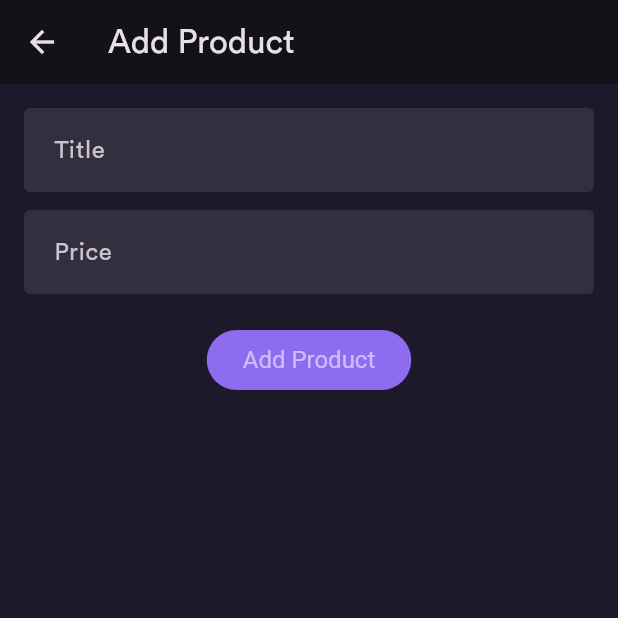
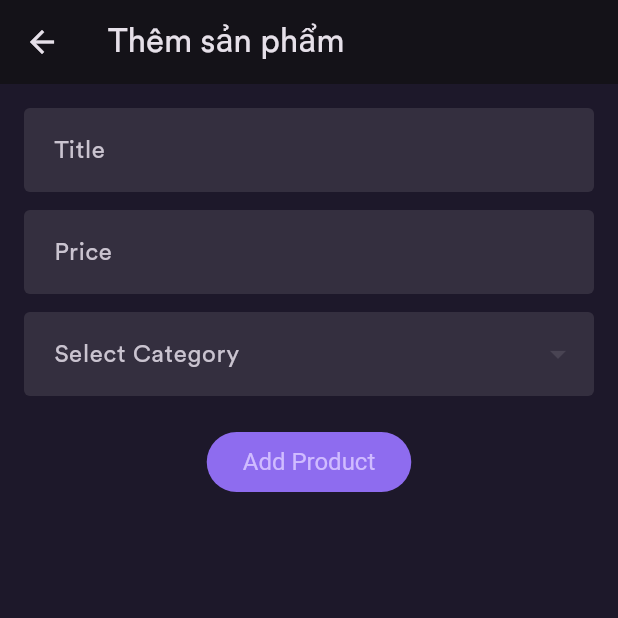
Before and after one commit to DangKhanh2808/ecommerce, a Flutter app: the SettingsPage screen opened directly, after a tap on "Add Product", on a phone screen of 412 x 824 dp, the top half of it. Run offline on Flutter 3.47's test engine with Material 3 defaults, Android fonts, the phone set to English and light mode, and no system bars; our stand-ins replace cloud_firestore, dartz, firebase_auth, firebase_core, flutter_bloc, flutter_svg and 2 more; accounts and stored records are empty.

Commit message:
category_tile

```diff
--- /dev/null
+++ b/lib/core/error/failure.dart
@@ -0,0 +1,8 @@
+abstract class Failure {
+  final String message;
+  Failure(this.message);
+}
+
+class FirestoreFailure extends Failure {
+  FirestoreFailure(super.message);
+}
--- a/lib/data/category/repository/category.dart
+++ b/lib/data/category/repository/category.dart
@@ -1,12 +1,14 @@
 import 'package:dartz/dartz.dart';
+import 'package:ecommerce/core/error/failure.dart';
 import 'package:ecommerce/data/category/models/category.dart';
 import 'package:ecommerce/data/category/sources/category_firebase_service.dart';
+import 'package:ecommerce/domain/category/entity/category.dart';
 import 'package:ecommerce/domain/category/repository/category.dart';
 import 'package:ecommerce/service_locator.dart';
 
 class CategoryRepositoryImpl extends CategoryRepository {
   @override
-  Future<Either> getCategories() async {
+  Future<Either<Failure, List<CategoryEntity>>> getCategories() async {
     var category = await sl<CategoryFirebaseService>().getCategories();
     return category.fold(
       (error) {
--- a/lib/domain/category/repository/category.dart
+++ b/lib/domain/category/repository/category.dart
@@ -1,5 +1,7 @@
 import 'package:dartz/dartz.dart';
+import 'package:ecommerce/core/error/failure.dart';
+import 'package:ecommerce/domain/category/entity/category.dart';
 
 abstract class CategoryRepository {
-  Future<Either> getCategories();
+  Future<Either<Failure, List<CategoryEntity>>> getCategories();
 }
--- /dev/null
+++ b/lib/presentation/product/bloc/category/category_cubit.dart
@@ -0,0 +1,20 @@
+import 'package:ecommerce/domain/category/repository/category.dart';
+import 'package:ecommerce/presentation/product/bloc/category/category_state.dart';
+import 'package:flutter_bloc/flutter_bloc.dart';
+
+class CategoryCubit extends Cubit<CategoryState> {
+  final CategoryRepository repository;
+
+  CategoryCubit(this.repository) : super(CategoryLoading());
+
+  Future<void> fetchCategories() async {
+    emit(CategoryLoading());
+
+    final result = await repository.getCategories();
+
+    result.fold(
+      (failure) => emit(CategoryError(failure.message)),
+      (categories) => emit(CategoryLoaded(categories)),
+    );
+  }
+}
--- /dev/null
+++ b/lib/presentation/product/bloc/category/category_state.dart
@@ -0,0 +1,15 @@
+import 'package:ecommerce/domain/category/entity/category.dart';
+
+abstract class CategoryState {}
+
+class CategoryLoading extends CategoryState {}
+
+class CategoryLoaded extends CategoryState {
+  final List<CategoryEntity> categories;
+  CategoryLoaded(this.categories);
+}
+
+class CategoryError extends CategoryState {
+  final String message;
+  CategoryError(this.message);
+}
--- a/lib/presentation/product/page/product_add_page.dart
+++ b/lib/presentation/product/page/product_add_page.dart
@@ -1,32 +1,44 @@
+import 'package:ecommerce/domain/category/repository/category.dart';
+import 'package:ecommerce/domain/product/repository/product.dart';
 import 'package:ecommerce/presentation/product/bloc/product_add_cubit.dart';
+import 'package:ecommerce/presentation/product/bloc/product_add_state.dart';
 import 'package:ecommerce/presentation/product/widget/product_add_form.dart';
+import 'package:ecommerce/presentation/product/bloc/category/category_cubit.dart';
 import 'package:flutter/material.dart';
 import 'package:flutter_bloc/flutter_bloc.dart';
-import 'package:ecommerce/presentation/product/bloc/product_add_state.dart';
+import 'package:get_it/get_it.dart';
 
 class ProductAddPage extends StatelessWidget {
   const ProductAddPage({super.key});
 
   @override
   Widget build(BuildContext context) {
-    return Scaffold(
-      appBar: AppBar(title: const Text("Add Product")),
+    final productRepository = GetIt.I<ProductRepository>();
+    final categoryRepository = GetIt.I<CategoryRepository>();
+
+    return MultiBlocProvider(
+      providers: [
+        BlocProvider(
+          create: (_) => ProductAddCubit(productRepository),
+        ),
+        BlocProvider(
+          create: (_) => CategoryCubit(categoryRepository)..fetchCategories(),
+        ),
+      ],
+      child: Scaffold(
+        appBar: AppBar(title: const Text("Thêm sản phẩm")),
         body: BlocListener<ProductAddCubit, ProductAddState>(
           listener: (context, state) {
             if (state is ProductAddSuccess) {
               ScaffoldMessenger.of(context).showSnackBar(
-              const SnackBar(content: Text("Product added successfully!")),
-            );
-          } else if (state is ProductAddFailure) {
-            ScaffoldMessenger.of(context).showSnackBar(
-              SnackBar(
-                  content: Text("Failed to add product: ${state.message}")),
+                const SnackBar(content: Text("Thêm sản phẩm thành công!")),
               );
             }
           },
-        child: Padding(
-          padding: const EdgeInsets.all(16),
+          child: const Padding(
+            padding: EdgeInsets.all(16),
             child: ProductAddForm(),
+          ),
         ),
       ),
     );
--- /dev/null
+++ b/lib/presentation/product/widget/category_dropdown_tile.dart
@@ -0,0 +1,49 @@
+import 'package:ecommerce/presentation/product/bloc/category/category_cubit.dart';
+import 'package:ecommerce/presentation/product/bloc/category/category_state.dart';
+import 'package:flutter/material.dart';
+import 'package:flutter_bloc/flutter_bloc.dart';
+import 'package:ecommerce/domain/category/entity/category.dart';
+
+class CategoryDropdownTile extends StatelessWidget {
+  final String? selectedCategoryId;
+  final ValueChanged<String?> onChanged;
+
+  const CategoryDropdownTile({
+    super.key,
+    required this.selectedCategoryId,
+    required this.onChanged,
+  });
+
+  @override
+  Widget build(BuildContext context) {
+    return BlocBuilder<CategoryCubit, CategoryState>(
+      builder: (context, state) {
+        if (state is CategoryLoading) {
+          return const Center(child: CircularProgressIndicator());
+        } else if (state is CategoryLoaded) {
+          return DropdownButtonFormField<String>(
+            value: selectedCategoryId,
+            decoration: const InputDecoration(
+              labelText: 'Select Category',
+              border: OutlineInputBorder(),
+            ),
+            items: state.categories.map((CategoryEntity category) {
+              return DropdownMenuItem<String>(
+                value: category.categoryId,
+                child: Text(category.title),
+              );
+            }).toList(),
+            onChanged: onChanged,
+            validator: (value) => value == null || value.isEmpty
+                ? 'Please select a category'
+                : null,
+          );
+        } else if (state is CategoryError) {
+          return Text('Error: ${state.message}');
+        } else {
+          return const SizedBox();
+        }
+      },
+    );
+  }
+}
--- a/lib/presentation/product/widget/product_add_form.dart
+++ b/lib/presentation/product/widget/product_add_form.dart
@@ -1,11 +1,18 @@
+import 'package:ecommerce/presentation/product/widget/category_dropdown_tile.dart';
 import 'package:flutter/material.dart';
 import 'product_price_input.dart';
 import 'product_title_input.dart';
 import 'product_submit_button.dart';
 
-class ProductAddForm extends StatelessWidget {
-  ProductAddForm({super.key});
+class ProductAddForm extends StatefulWidget {
+  const ProductAddForm({super.key});
 
+  @override
+  State<ProductAddForm> createState() => _ProductAddFormState();
+}
+
+class _ProductAddFormState extends State<ProductAddForm> {
+  String? selectedCategoryId;
   final _formKey = GlobalKey<FormState>();
   final _titleController = TextEditingController();
   final _priceController = TextEditingController();
@@ -19,12 +26,23 @@ class ProductAddForm extends StatelessWidget {
           ProductTitleInput(controller: _titleController),
           const SizedBox(height: 12),
           ProductPriceInput(controller: _priceController),
+          const SizedBox(height: 12),
+          CategoryDropdownTile(
+            selectedCategoryId: selectedCategoryId,
+            onChanged: (value) {
+              setState(() {
+                selectedCategoryId = value;
+              });
+            },
+          ),
           const SizedBox(height: 20),
           ProductSubmitButton(
             formKey: _formKey,
             titleController: _titleController,
             priceController: _priceController,
-          )
+            selectedCategoryId: selectedCategoryId,
+          ),
+          const SizedBox(height: 20),
         ],
       ),
     );
--- a/lib/presentation/product/widget/product_submit_button.dart
+++ b/lib/presentation/product/widget/product_submit_button.dart
@@ -9,12 +9,14 @@ class ProductSubmitButton extends StatelessWidget {
   final GlobalKey<FormState> formKey;
   final TextEditingController titleController;
   final TextEditingController priceController;
+  final String? selectedCategoryId;
 
   const ProductSubmitButton({
     super.key,
     required this.formKey,
     required this.titleController,
     required this.priceController,
+    required this.selectedCategoryId,
   });
 
   @override
@@ -33,7 +35,7 @@ class ProductSubmitButton extends StatelessWidget {
                 title: titleController.text,
                 price: num.tryParse(priceController.text) ?? 0,
                 createdDate: Timestamp.now(),
-                categoryId: 'default',
+                categoryId: selectedCategoryId ?? '',
                 discountedPrice: 0,
                 gender: 0,
                 images: [],
--- a/lib/presentation/settings/views/settings.dart
+++ b/lib/presentation/settings/views/settings.dart
@@ -47,11 +47,11 @@ class SettingsPage extends StatelessWidget {
                 const SizedBox(
                   height: 15,
                 ),
-                SignOutButton(),
+                const AddProductTile(),
                 const SizedBox(
                   height: 15,
                 ),
-                const AddProductTile(),
+                SignOutButton(),
               ],
             ),
           ),
--- a/lib/presentation/settings/widgets/add_product_tile.dart
+++ b/lib/presentation/settings/widgets/add_product_tile.dart
@@ -21,7 +21,7 @@ class AddProductTile extends StatelessWidget {
         AppNavigator.push(
           context,
           BlocProvider(
-            create: (_) => ProductAddCubit(productRepository),
+            create: (context) => ProductAddCubit(productRepository),
             child: const ProductAddPage(),
           ),
         );
```
Lines whose indentation alone changed are shown as unchanged.
